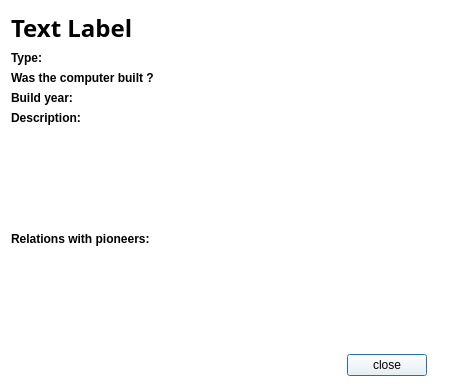
The window that vika3/ui/moreinfocomputer.ui (hlynurstef/Verklegt-namskeid-1-vika-3) describes before a commit, drawn with Qt 5.
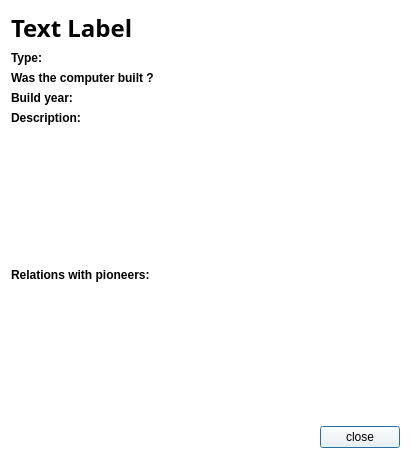
The same window after the commit. Icons and pictures are not drawn.

Commit message: adding picture in editComputer now works as well

Diff of the .ui file:
```diff
--- a/vika3/ui/moreinfocomputer.ui
+++ b/vika3/ui/moreinfocomputer.ui
@@ -6,8 +6,8 @@
    <rect>
     <x>0</x>
     <y>0</y>
-    <width>451</width>
-    <height>387</height>
+    <width>411</width>
+    <height>459</height>
    </rect>
   </property>
   <property name="minimumSize">
@@ -26,8 +26,8 @@
   <property name="styleSheet">
    <string notr="true">background-color: rgb(255, 255, 255);</string>
   </property>
-  <layout class="QGridLayout" name="gridLayout">
-   <item row="0" column="0">
+  <layout class="QVBoxLayout" name="verticalLayout_3">
+   <item>
     <widget class="QLabel" name="label_name">
      <property name="font">
       <font>
@@ -42,9 +42,15 @@
      </property>
     </widget>
    </item>
-   <item row="1" column="0">
+   <item>
+    <layout class="QHBoxLayout" name="horizontalLayout_4">
+     <item>
+      <layout class="QVBoxLayout" name="verticalLayout_2">
+       <item>
+        <layout class="QVBoxLayout" name="verticalLayout">
+         <item>
     <layout class="QHBoxLayout" name="horizontalLayout">
-     <item alignment="Qt::AlignLeft">
+           <item>
       <widget class="QLabel" name="type">
        <property name="font">
         <font>
@@ -66,14 +72,7 @@
      </item>
     </layout>
    </item>
-   <item row="1" column="1" rowspan="3">
-    <widget class="QLabel" name="label_image">
-     <property name="text">
-      <string/>
-     </property>
-    </widget>
-   </item>
-   <item row="2" column="0">
+         <item>
     <layout class="QHBoxLayout" name="horizontalLayout_2">
      <item>
       <widget class="QLabel" name="built">
@@ -97,7 +96,7 @@
      </item>
     </layout>
    </item>
-   <item row="3" column="0">
+         <item>
     <layout class="QHBoxLayout" name="horizontalLayout_3">
      <item>
       <widget class="QLabel" name="buildYear">
@@ -121,8 +120,32 @@
      </item>
     </layout>
    </item>
-   <item row="4" column="0" colspan="2">
-    <layout class="QVBoxLayout" name="verticalLayout">
+        </layout>
+       </item>
+       <item>
+        <spacer name="verticalSpacer">
+         <property name="orientation">
+          <enum>Qt::Vertical</enum>
+         </property>
+         <property name="sizeHint" stdset="0">
+          <size>
+           <width>20</width>
+           <height>40</height>
+          </size>
+         </property>
+        </spacer>
+       </item>
+      </layout>
+     </item>
+     <item>
+      <widget class="QLabel" name="label_image">
+       <property name="text">
+        <string/>
+       </property>
+      </widget>
+     </item>
+    </layout>
+   </item>
      <item>
       <widget class="QLabel" name="description">
        <property name="font">
@@ -178,10 +201,8 @@
        </property>
       </widget>
      </item>
-    </layout>
-   </item>
-   <item row="5" column="0">
-    <layout class="QHBoxLayout" name="horizontalLayout_4">
+   <item>
+    <layout class="QHBoxLayout" name="horizontalLayout_5">
      <item>
       <spacer name="horizontalSpacer">
        <property name="orientation">
```
Lines whose indentation alone changed are shown as unchanged. The commit also changes 1 other file.
